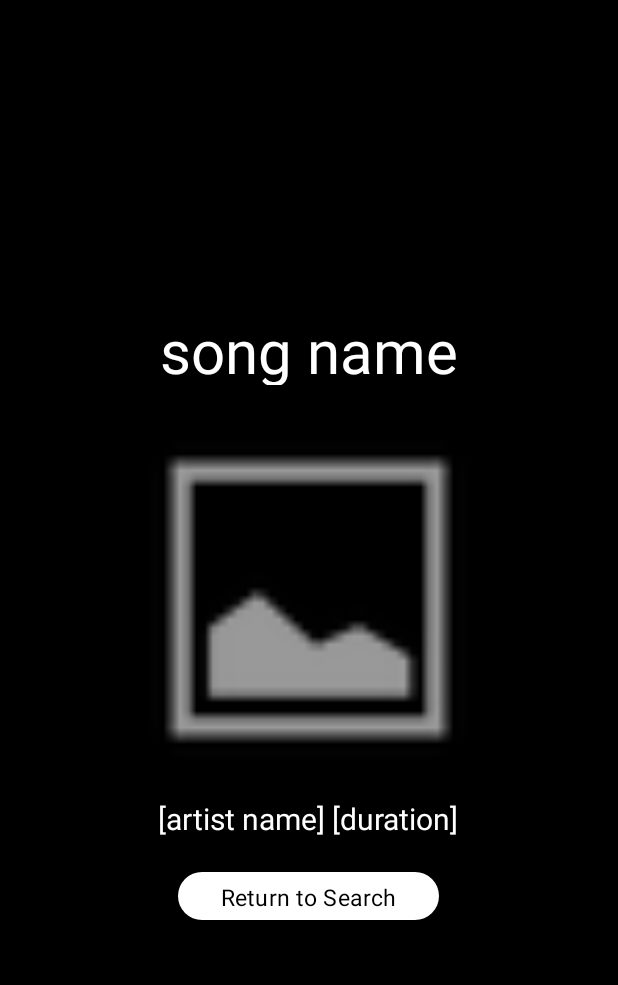
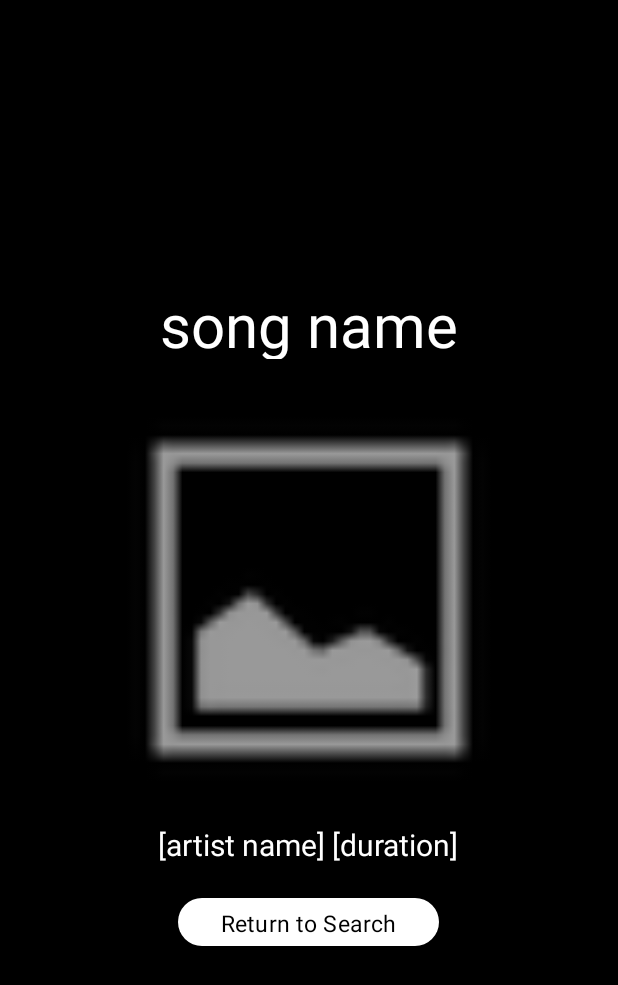
Before and after one commit to charlizeaponte/TuneTracker, an Android app: the layout fragment_detail.xml on its own in the app's theme, with its tools: preview values and no code run, on a phone screen of 412 x 824 dp. Shown: the top 985 px of the screen. Run offline under Robolectric (Android 15) with nearby library versions, the phone set to English and light mode, and no system bars; Roboto replaces fonts that are not available here.

Commit message:
some ui changes

```diff
--- a/app/src/main/res/layout/fragment_detail.xml
+++ b/app/src/main/res/layout/fragment_detail.xml
@@ -23,8 +23,8 @@
 
     <ImageView
         android:id="@+id/imageView2"
-        android:layout_width="374dp"
-        android:layout_height="265dp"
+        android:layout_width="300dp"
+        android:layout_height="300dp"
         android:src="@android:drawable/ic_menu_gallery" />
 
     <TextView
--- a/app/src/main/res/layout/fragment_home.xml
+++ b/app/src/main/res/layout/fragment_home.xml
@@ -26,7 +26,7 @@
         android:layout_height="wrap_content"
         android:layout_marginTop="5dp"
         android:fontFamily="@font/baloo"
-        android:text="Find any popular song's lyrics!"
+        android:text="Find your next favorite song!"
         android:textAlignment="center"
         android:textColor="@color/white"
         android:textSize="20sp" />
--- a/app/src/main/res/layout/item_song.xml
+++ b/app/src/main/res/layout/item_song.xml
@@ -1,7 +1,7 @@
 <LinearLayout xmlns:android="http://schemas.android.com/apk/res/android"
     android:layout_width="match_parent"
     android:layout_height="wrap_content"
-    android:background="#BF5050"
+    android:background="#166193"
     android:orientation="vertical"
     android:padding="13dp">
 
```
